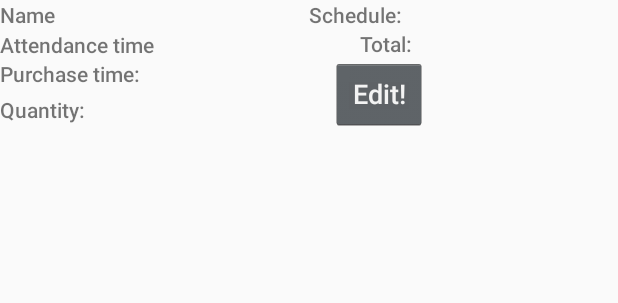
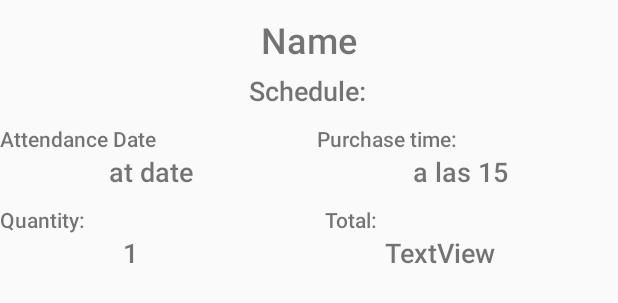
Before and after one commit to andresPanto/MUSEUM-Mov, an Android app: the layout purchase_adapter.xml on its own in the app's theme, with its tools: preview values and no code run, on a phone screen of 412 x 824 dp. Shown: the top 303 px of the screen. Run offline under Robolectric (Android 15) with nearby library versions, the light colour scheme and no system bars.

Commit message:
puchases recycler view

```diff
--- a/MUSEUM-Mov/app/src/main/java/com/example/museum/MainActivity.kt
+++ b/MUSEUM-Mov/app/src/main/java/com/example/museum/MainActivity.kt
@@ -107,6 +107,8 @@ class MainActivity : AppCompatActivity(), MyOnActivityListener {
 
     override fun onResume() {
         super.onResume()
+
+        userID = preferences.getInt("userID", 0)
         if (userID != 0) {
             val user: User? = UserHTTPHandler().getOne(userID)
             if (user != null) {
--- a/MUSEUM-Mov/app/src/main/res/layout/purchase_adapter.xml
+++ b/MUSEUM-Mov/app/src/main/res/layout/purchase_adapter.xml
@@ -6,64 +6,141 @@
     android:layout_height="wrap_content">
 
     <TextView
-        android:id="@+id/textView16"
+        android:id="@+id/tv_purchase_schedule"
         android:layout_width="wrap_content"
         android:layout_height="wrap_content"
+        android:layout_marginTop="5dp"
         android:text="@string/schedule"
+        android:textSize="18sp"
         app:layout_constraintEnd_toEndOf="parent"
-        app:layout_constraintStart_toEndOf="@+id/txt_purchase_name"
+        app:layout_constraintHorizontal_bias="0.498"
+        app:layout_constraintStart_toStartOf="parent"
+        app:layout_constraintTop_toBottomOf="@+id/tv_purchase_name" />
+
+    <TextView
+        android:id="@+id/tv_purchase_name"
+        android:layout_width="wrap_content"
+        android:layout_height="wrap_content"
+        android:layout_marginTop="10dp"
+        android:text="@string/name"
+        android:textSize="24sp"
+        app:layout_constraintEnd_toEndOf="parent"
+        app:layout_constraintStart_toStartOf="parent"
         app:layout_constraintTop_toTopOf="parent" />
 
-    <Button
-        android:id="@+id/btn_edit_purchase"
+    <LinearLayout
+        android:id="@+id/linearLayout9"
+        android:layout_width="0dp"
+        android:layout_height="wrap_content"
+        android:layout_marginTop="10dp"
+        android:orientation="horizontal"
+        android:weightSum="2"
+        app:layout_constraintEnd_toEndOf="parent"
+        app:layout_constraintHorizontal_bias="0.0"
+        app:layout_constraintStart_toStartOf="parent"
+        app:layout_constraintTop_toBottomOf="@+id/tv_purchase_schedule">
+
+        <TextView
+            android:id="@+id/textView18"
             android:layout_width="wrap_content"
             android:layout_height="wrap_content"
-        android:text="@string/edit"
-        app:layout_constraintBottom_toBottomOf="parent"
+            android:layout_weight="1"
+            android:text="@string/attendance_time" />
+
+        <TextView
+            android:id="@+id/textView21"
+            android:layout_width="wrap_content"
+            android:layout_height="wrap_content"
+            android:layout_weight="1"
+            android:text="@string/purchase_time" />
+    </LinearLayout>
+
+    <LinearLayout
+        android:id="@+id/linearLayout12"
+        android:layout_width="match_parent"
+        android:layout_height="match_parent"
+        android:orientation="horizontal"
+        android:weightSum="2"
         app:layout_constraintEnd_toEndOf="parent"
-        app:layout_constraintStart_toEndOf="@+id/textView21"
-        app:layout_constraintTop_toBottomOf="@+id/textView20" />
+        app:layout_constraintHorizontal_bias="0.0"
+        app:layout_constraintStart_toStartOf="parent"
+        app:layout_constraintTop_toBottomOf="@+id/linearLayout9">
+
+        <TextView
+            android:id="@+id/tv_attendance_date_purchase"
+            android:layout_width="wrap_content"
+            android:layout_height="wrap_content"
+            android:layout_weight="1"
+            android:text="at date"
+            android:textAlignment="center"
+            android:textSize="18sp" />
+
+        <TextView
+            android:id="@+id/tv_purchase_time"
+            android:layout_width="wrap_content"
+            android:layout_height="wrap_content"
+            android:layout_weight="1"
+            android:text="a las 15"
+            android:textAlignment="center"
+            android:textSize="18sp" />
+    </LinearLayout>
+
+    <LinearLayout
+        android:id="@+id/linearLayout11"
+        android:layout_width="match_parent"
+        android:layout_height="match_parent"
+        android:layout_marginTop="10dp"
+        android:orientation="horizontal"
+        android:weightSum="2"
+        app:layout_constraintEnd_toEndOf="parent"
+        app:layout_constraintHorizontal_bias="0.0"
+        app:layout_constraintStart_toStartOf="parent"
+        app:layout_constraintTop_toBottomOf="@+id/linearLayout12">
+
+        <TextView
+            android:id="@+id/txt_purchase_quantity"
+            android:layout_width="wrap_content"
+            android:layout_height="wrap_content"
+            android:layout_weight="1"
+            android:text="@string/quantity" />
 
         <TextView
             android:id="@+id/textView20"
             android:layout_width="wrap_content"
             android:layout_height="wrap_content"
-        android:text="@string/total"
+            android:layout_weight="1"
+            android:text="@string/total" />
+    </LinearLayout>
+
+    <LinearLayout
+        android:id="@+id/linearLayout10"
+        android:layout_width="match_parent"
+        android:layout_height="match_parent"
+        android:layout_marginBottom="5dp"
+        android:orientation="horizontal"
+        app:layout_constraintBottom_toBottomOf="parent"
         app:layout_constraintEnd_toEndOf="parent"
-        app:layout_constraintStart_toEndOf="@+id/textView18"
-        app:layout_constraintTop_toBottomOf="@+id/textView16" />
+        app:layout_constraintHorizontal_bias="0.0"
+        app:layout_constraintStart_toStartOf="parent"
+        app:layout_constraintTop_toBottomOf="@+id/linearLayout11">
 
         <TextView
-        android:id="@+id/txt_purchase_quantity"
+            android:id="@+id/tv_quantity_purchase"
             android:layout_width="wrap_content"
             android:layout_height="wrap_content"
-        android:text="@string/quantity"
-        app:layout_constraintBottom_toBottomOf="parent"
-        app:layout_constraintStart_toStartOf="parent"
-        app:layout_constraintTop_toBottomOf="@+id/textView21" />
+            android:layout_weight="1"
+            android:text="1"
+            android:textAlignment="center"
+            android:textSize="18sp" />
 
         <TextView
-        android:id="@+id/txt_purchase_name"
-        android:layout_width="61dp"
-        android:layout_height="20dp"
-        android:text="@string/name"
-        app:layout_constraintStart_toStartOf="parent"
-        app:layout_constraintTop_toTopOf="parent" />
-
-    <TextView
-        android:id="@+id/textView18"
+            android:id="@+id/tv_purchase_total"
             android:layout_width="wrap_content"
             android:layout_height="wrap_content"
-        android:text="@string/attendance_time"
-        app:layout_constraintStart_toStartOf="parent"
-        app:layout_constraintTop_toBottomOf="@+id/txt_purchase_name" />
-
-    <TextView
-        android:id="@+id/textView21"
-        android:layout_width="wrap_content"
-        android:layout_height="wrap_content"
-        android:text="@string/purchase_time"
-        app:layout_constraintStart_toStartOf="parent"
-        app:layout_constraintTop_toBottomOf="@+id/textView18" />
+            android:layout_weight="1"
+            android:text="TextView"
+            android:textAlignment="center"
+            android:textSize="18sp" />
+    </LinearLayout>
 
 </androidx.constraintlayout.widget.ConstraintLayout>
--- a/MUSEUM-Mov/app/src/main/res/values/strings.xml
+++ b/MUSEUM-Mov/app/src/main/res/values/strings.xml
@@ -36,7 +36,7 @@
     <string name="name">Name</string>
     <string name="save">Save</string>
 
-    <string name="attendance_time">Attendance time</string>
+    <string name="attendance_time">Attendance Date</string>
     <string name="purchase_time">Purchase time:</string>
     <string name="quantity">Quantity:</string>
     <string name="schedule">Schedule:</string>
```
Also changed, not shown: MUSEUM-Mov/app/src/main/java/com/example/museum/ActivitiesRecyclerAdapter.kt (+33 -7 lines), MUSEUM-Mov/app/src/main/java/com/example/museum/RecyclerUsuario.kt (+40 -20 lines), MUSEUM-Mov/app/src/main/java/com/example/museum/UserAccount.kt (+9 -13 lines), MUSEUM-Mov/app/src/main/java/com/example/museum/ui/login/LoginActivity.kt (+37 -27 lines), MUSEUM-Mov/app/src/main/res/layout/activity_buy.xml (+8 -5 lines). Lines whose indentation alone changed are shown as unchanged.
